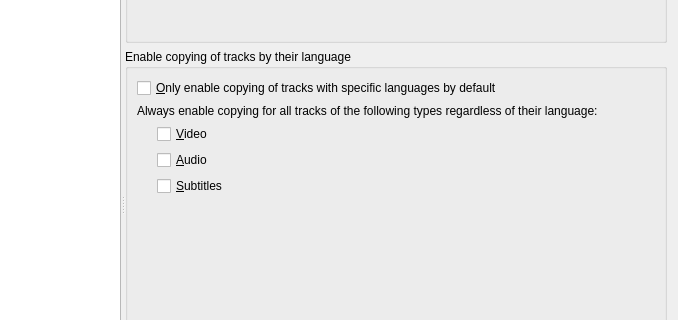
Old version of the form src/mkvtoolnix-gui/forms/main_window/preferences_dialog.ui in the repository jpsdr/MKVToolnix-Windows-7; both pictures show x 160 to 838 and y 109 to 429 of the 838 by 653 pixel window.
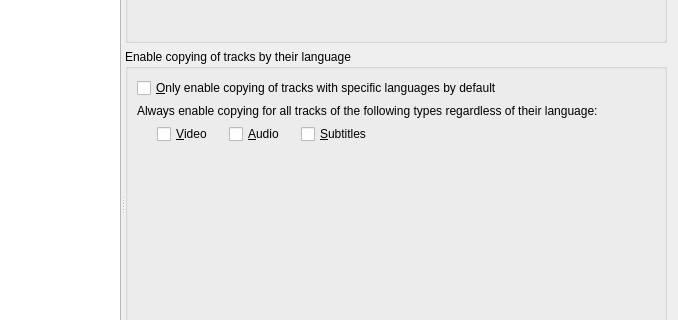
New version of the form. The open tabs and pages were chosen to show the change. Icons and pictures are not drawn. Custom widgets are drawn as their Qt base class.

Commit message: GUI: prefs: save vertical space on the "enabling tracks" pane

```diff
--- a/src/mkvtoolnix-gui/forms/main_window/preferences_dialog.ui
+++ b/src/mkvtoolnix-gui/forms/main_window/preferences_dialog.ui
@@ -1109,7 +1109,7 @@
           <property name="title">
            <string>Enable copying of tracks by their language</string>
           </property>
-          <layout class="QVBoxLayout" name="verticalLayout_21">
+          <layout class="QVBoxLayout" name="verticalLayout_13">
            <item>
             <widget class="QCheckBox" name="cbMEnableMuxingTracksByLanguage">
              <property name="text">
@@ -1143,14 +1143,28 @@
               </spacer>
              </item>
              <item>
-              <layout class="QVBoxLayout" name="verticalLayout_13">
-               <item>
                 <widget class="QCheckBox" name="cbMEnableMuxingAllVideoTracks">
                  <property name="text">
                   <string>&amp;Video</string>
                  </property>
                 </widget>
                </item>
+             <item>
+              <spacer name="horizontalSpacer_9">
+               <property name="orientation">
+                <enum>Qt::Horizontal</enum>
+               </property>
+               <property name="sizeType">
+                <enum>QSizePolicy::Fixed</enum>
+               </property>
+               <property name="sizeHint" stdset="0">
+                <size>
+                 <width>10</width>
+                 <height>20</height>
+                </size>
+               </property>
+              </spacer>
+             </item>
                <item>
                 <widget class="QCheckBox" name="cbMEnableMuxingAllAudioTracks">
                  <property name="text">
@@ -1158,6 +1172,22 @@
                  </property>
                 </widget>
                </item>
+             <item>
+              <spacer name="horizontalSpacer_10">
+               <property name="orientation">
+                <enum>Qt::Horizontal</enum>
+               </property>
+               <property name="sizeType">
+                <enum>QSizePolicy::Fixed</enum>
+               </property>
+               <property name="sizeHint" stdset="0">
+                <size>
+                 <width>10</width>
+                 <height>20</height>
+                </size>
+               </property>
+              </spacer>
+             </item>
                <item>
                 <widget class="QCheckBox" name="cbMEnableMuxingAllSubtitleTracks">
                  <property name="text">
@@ -1165,7 +1195,18 @@
                  </property>
                 </widget>
                </item>
-              </layout>
+             <item>
+              <spacer name="horizontalSpacer_2">
+               <property name="orientation">
+                <enum>Qt::Horizontal</enum>
+               </property>
+               <property name="sizeHint" stdset="0">
+                <size>
+                 <width>40</width>
+                 <height>20</height>
+                </size>
+               </property>
+              </spacer>
              </item>
             </layout>
            </item>
```
Left out of the diff: 6 changed lines with no effect on the pictures. Lines whose indentation alone changed are shown as unchanged.
